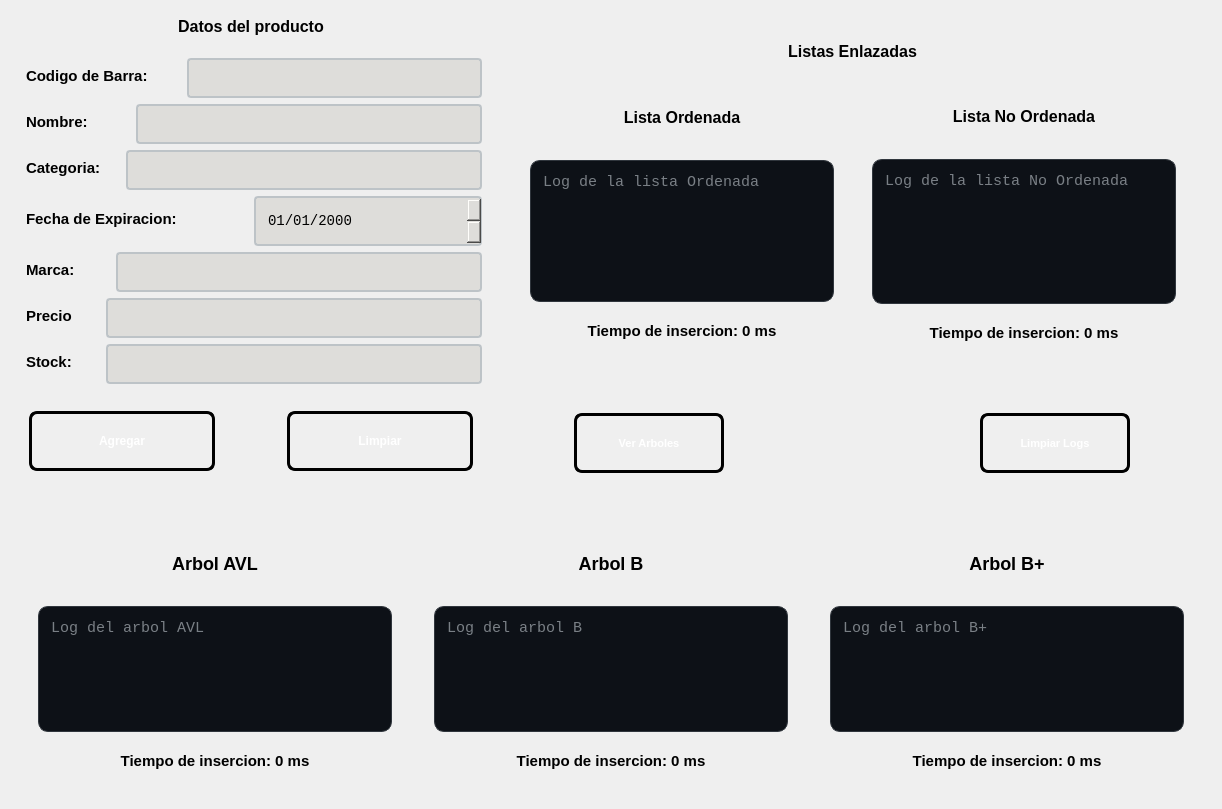
Qt form ui/pantallaagregar.ui (pablo-mald03/Proyecto-No2-EDD) before a commit.
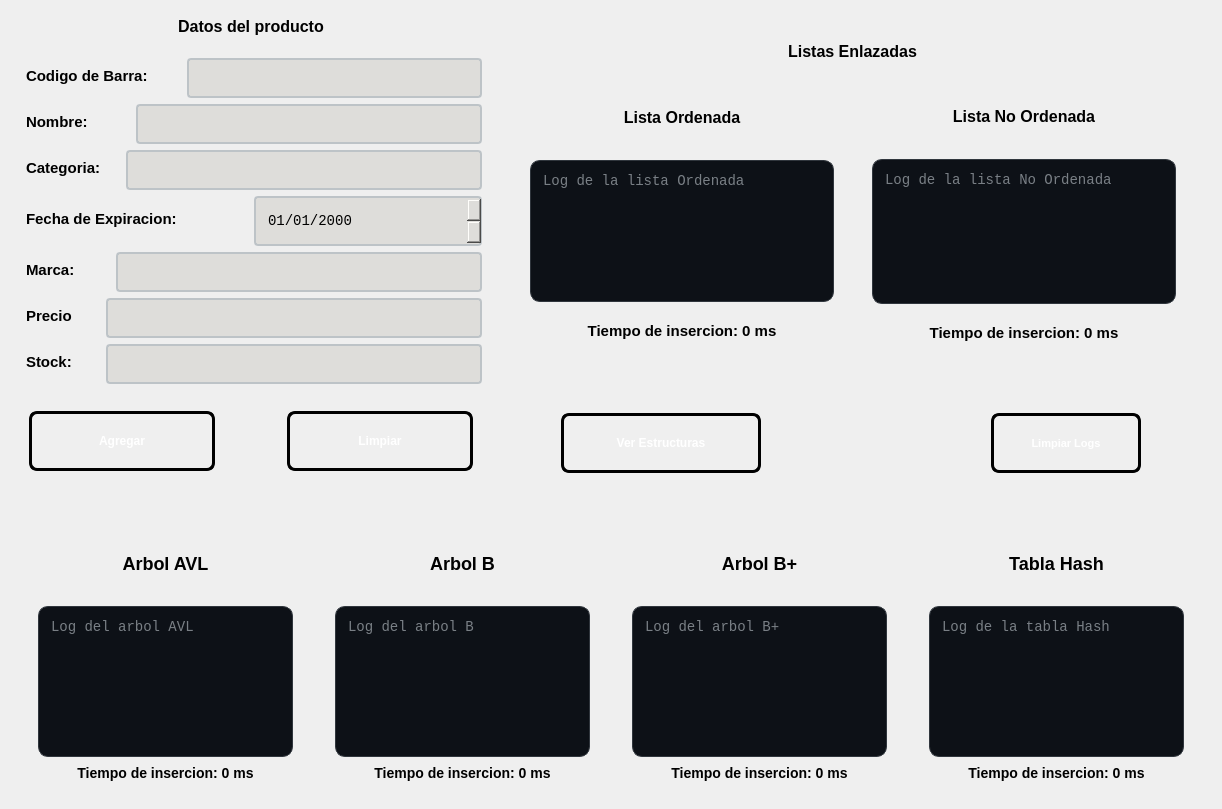
The same form after that commit. Icons and pictures are not drawn.

The edit to the form file:
```diff
--- a/ui/pantallaagregar.ui
+++ b/ui/pantallaagregar.ui
@@ -872,7 +872,7 @@
     border-radius: 10px;          
     padding: 8px;
     font-family: Consolas, monospace;
-    font-size: 15px;
+    font-size: 14px;
 }</string>
                      </property>
                      <property name="placeholderText">
@@ -994,7 +994,7 @@
     border-radius: 10px;          
     padding: 8px;
     font-family: Consolas, monospace;
-    font-size: 15px;
+    font-size: 14px;
 }</string>
                      </property>
                      <property name="placeholderText">
@@ -1066,13 +1066,13 @@
             <widget class="QPushButton" name="btnVerArboles">
              <property name="minimumSize">
               <size>
-               <width>150</width>
+               <width>200</width>
                <height>60</height>
               </size>
              </property>
              <property name="maximumSize">
               <size>
-               <width>150</width>
+               <width>200</width>
                <height>16777215</height>
               </size>
              </property>
@@ -1087,7 +1087,7 @@
     
     color: white;
     font-family: &quot;Arial Black&quot;, Gadget, sans-serif;
-    font-size: 11px;
+    font-size: 12px;
     font-weight: bold;
     text-transform: uppercase;
     
@@ -1109,7 +1109,7 @@
 }</string>
              </property>
              <property name="text">
-              <string>Ver Arboles</string>
+              <string>Ver Estructuras</string>
              </property>
             </widget>
            </item>
@@ -1208,12 +1208,6 @@
      <layout class="QHBoxLayout" name="horizontalLayout_2">
       <item>
        <widget class="QWidget" name="widget_content_2" native="true">
-        <property name="minimumSize">
-         <size>
-          <width>290</width>
-          <height>260</height>
-         </size>
-        </property>
         <layout class="QVBoxLayout" name="verticalLayout_6">
          <item>
           <widget class="QLabel" name="labelArbolAvl">
@@ -1272,12 +1266,6 @@
            <layout class="QVBoxLayout" name="verticalLayout_13">
             <item>
              <widget class="QTextEdit" name="textArbolAvl">
-              <property name="minimumSize">
-               <size>
-                <width>150</width>
-                <height>100</height>
-               </size>
-              </property>
               <property name="styleSheet">
                <string notr="true">QTextEdit#textArbolAvl{
     background-color: #0D1117;   
@@ -1286,7 +1274,7 @@
     border-radius: 10px;          
     padding: 8px;
     font-family: Consolas, monospace;
-    font-size: 15px;
+    font-size: 14px;
 }</string>
               </property>
               <property name="placeholderText">
@@ -1296,12 +1284,6 @@
             </item>
             <item>
              <widget class="QLabel" name="labelTiempoAvl">
-              <property name="minimumSize">
-               <size>
-                <width>250</width>
-                <height>50</height>
-               </size>
-              </property>
               <property name="styleSheet">
                <string notr="true">QLabel#labelTiempoAvl {        
  
@@ -1309,7 +1291,7 @@
 	stop:0 rgb(0, 0, 0), 
 	stop:1 rgb(8, 2, 48));
 
-  	 font-size: 15px;
+	 font-size: 14px;
     font-weight: bold;
     font-family: &quot;Segoe UI&quot;, Arial;
     
@@ -1336,12 +1318,6 @@
       </item>
       <item>
        <widget class="QWidget" name="widget_content_3" native="true">
-        <property name="minimumSize">
-         <size>
-          <width>290</width>
-          <height>260</height>
-         </size>
-        </property>
         <layout class="QVBoxLayout" name="verticalLayout_5">
          <item>
           <widget class="QLabel" name="labelArbolB">
@@ -1400,12 +1376,6 @@
            <layout class="QVBoxLayout" name="verticalLayout_14">
             <item>
              <widget class="QTextEdit" name="textArbolB">
-              <property name="minimumSize">
-               <size>
-                <width>260</width>
-                <height>100</height>
-               </size>
-              </property>
               <property name="styleSheet">
                <string notr="true">QTextEdit#textArbolB{
     background-color: #0D1117;   
@@ -1414,7 +1384,7 @@
     border-radius: 10px;          
     padding: 8px;
     font-family: Consolas, monospace;
-    font-size: 15px;
+    font-size: 14px;
 }</string>
               </property>
               <property name="placeholderText">
@@ -1424,12 +1394,6 @@
             </item>
             <item>
              <widget class="QLabel" name="labelTiempoB">
-              <property name="minimumSize">
-               <size>
-                <width>250</width>
-                <height>50</height>
-               </size>
-              </property>
               <property name="styleSheet">
                <string notr="true">QLabel#labelTiempoB {        
  
@@ -1437,7 +1401,7 @@
 	stop:0 rgb(0, 0, 0), 
 	stop:1 rgb(8, 2, 48));
 
-  	 font-size: 15px;
+ 	 font-size: 14px;
     font-weight: bold;
     font-family: &quot;Segoe UI&quot;, Arial;
     
@@ -1464,12 +1428,6 @@
       </item>
       <item>
        <widget class="QWidget" name="widget_content_4" native="true">
-        <property name="minimumSize">
-         <size>
-          <width>290</width>
-          <height>260</height>
-         </size>
-        </property>
         <layout class="QVBoxLayout" name="verticalLayout_7">
          <item>
           <widget class="QLabel" name="labelArbolBMas">
@@ -1528,12 +1486,6 @@
            <layout class="QVBoxLayout" name="verticalLayout_15">
             <item>
              <widget class="QTextEdit" name="textArbolBMas">
-              <property name="minimumSize">
-               <size>
-                <width>260</width>
-                <height>100</height>
-               </size>
-              </property>
               <property name="styleSheet">
                <string notr="true">QTextEdit#textArbolBMas{
     background-color: #0D1117;   
@@ -1542,7 +1494,7 @@
     border-radius: 10px;          
     padding: 8px;
     font-family: Consolas, monospace;
-    font-size: 15px;
+    font-size: 14px;
 }</string>
               </property>
               <property name="placeholderText">
@@ -1552,12 +1504,6 @@
             </item>
             <item>
              <widget class="QLabel" name="labelTiempoBMas">
-              <property name="minimumSize">
-               <size>
-                <width>250</width>
-                <height>50</height>
-               </size>
-              </property>
               <property name="styleSheet">
                <string notr="true">QLabel#labelTiempoBMas {        
  
@@ -1565,7 +1511,117 @@
 	stop:0 rgb(0, 0, 0), 
 	stop:1 rgb(8, 2, 48));
 
-  	 font-size: 15px;
+  	 font-size: 14px;
+    font-weight: bold;
+    font-family: &quot;Segoe UI&quot;, Arial;
+    
+    background: transparent;
+    padding: 2px;
+    margin-bottom: 5px;
+}
+
+</string>
+              </property>
+              <property name="text">
+               <string>Tiempo de insercion: 0 ms</string>
+              </property>
+              <property name="alignment">
+               <set>Qt::AlignmentFlag::AlignCenter</set>
+              </property>
+             </widget>
+            </item>
+           </layout>
+          </widget>
+         </item>
+        </layout>
+       </widget>
+      </item>
+      <item>
+       <widget class="QWidget" name="widget_content_5" native="true">
+        <layout class="QVBoxLayout" name="verticalLayout_16">
+         <item>
+          <widget class="QLabel" name="labelTablaHash">
+           <property name="minimumSize">
+            <size>
+             <width>150</width>
+             <height>50</height>
+            </size>
+           </property>
+           <property name="maximumSize">
+            <size>
+             <width>16777215</width>
+             <height>50</height>
+            </size>
+           </property>
+           <property name="styleSheet">
+            <string notr="true">QLabel#labelTablaHash {        
+ 
+    color: qlineargradient(x1:0, y1:0, x2:1, y2:1, 
+	stop:0 rgb(0, 0, 0), 
+	stop:1 rgb(77, 5, 57));
+
+  	 font-size: 18px;
+    font-weight: bold;
+    font-family: &quot;Segoe UI&quot;, Arial;
+    
+    background: transparent;
+    padding: 2px;
+    margin-bottom: 5px;
+}
+
+</string>
+           </property>
+           <property name="text">
+            <string>Tabla Hash</string>
+           </property>
+           <property name="alignment">
+            <set>Qt::AlignmentFlag::AlignCenter</set>
+           </property>
+          </widget>
+         </item>
+         <item>
+          <widget class="QWidget" name="widget_15" native="true">
+           <property name="minimumSize">
+            <size>
+             <width>0</width>
+             <height>200</height>
+            </size>
+           </property>
+           <property name="maximumSize">
+            <size>
+             <width>16777215</width>
+             <height>250</height>
+            </size>
+           </property>
+           <layout class="QVBoxLayout" name="verticalLayout_17">
+            <item>
+             <widget class="QTextEdit" name="textTablaHash">
+              <property name="styleSheet">
+               <string notr="true">QTextEdit#textTablaHash{
+    background-color: #0D1117;   
+    color: #E6EDF3;               
+    border: 1px solid #30363D;     
+    border-radius: 10px;          
+    padding: 8px;
+    font-family: Consolas, monospace;
+    font-size: 14px;
+}</string>
+              </property>
+              <property name="placeholderText">
+               <string>Log de la tabla Hash</string>
+              </property>
+             </widget>
+            </item>
+            <item>
+             <widget class="QLabel" name="labelTiempoHash">
+              <property name="styleSheet">
+               <string notr="true">QLabel#labelTiempoHash {        
+ 
+    color: qlineargradient(x1:0, y1:0, x2:1, y2:1, 
+	stop:0 rgb(0, 0, 0), 
+	stop:1 rgb(8, 2, 48));
+
+	 font-size: 14px;
     font-weight: bold;
     font-family: &quot;Segoe UI&quot;, Arial;
     
```
